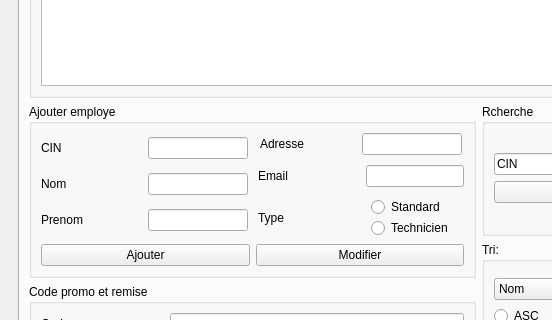
This is mainwindow.ui in Khouini/Smart-Printing-Office-2A-Qt as Qt 5 draws it before an edit; both pictures show x 0 to 552 and y 194 to 514 of the 1133 by 619 pixel window. The edited form follows.
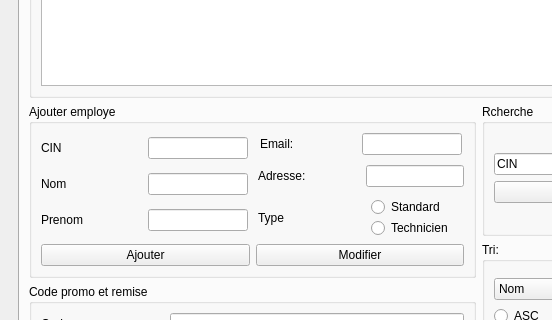
This is the edited form. The open tabs and pages were chosen to show the change.

Commit message: MAJD AFF MRIGEL

```diff
--- a/mainwindow.ui
+++ b/mainwindow.ui
@@ -2699,7 +2699,7 @@
                               </size>
                              </property>
                              <property name="text">
-                              <string>Adresse</string>
+                              <string>Email: </string>
                              </property>
                             </widget>
                            </item>
@@ -2723,7 +2723,7 @@
                            <item>
                             <widget class="QLabel" name="label_13A">
                              <property name="text">
-                              <string>Email</string>
+                              <string>Adresse: </string>
                              </property>
                             </widget>
                            </item>
```
Left out of the diff: 2 changed lines with no effect on the pictures. The commit also changes 2 other files.
